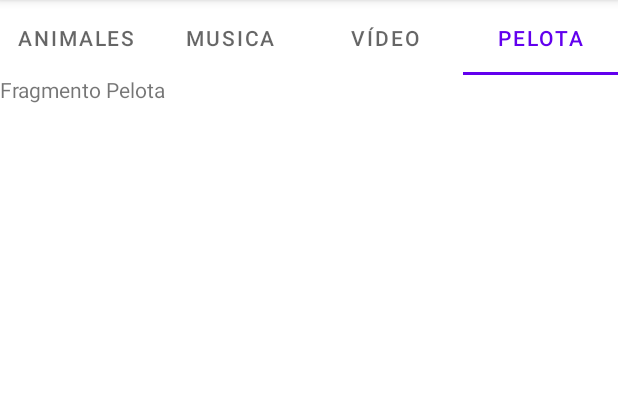
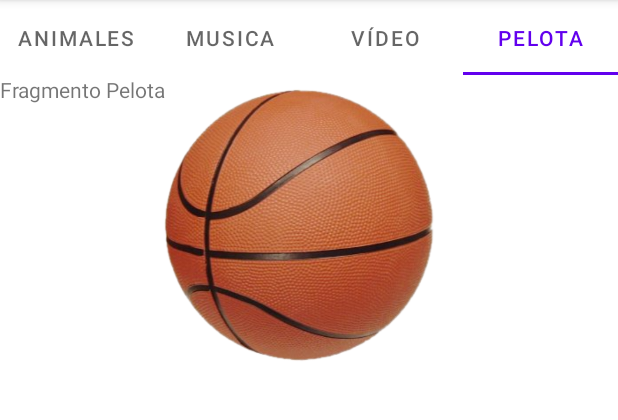
Before and after one commit to Valido-101/PMM_Practica4, an Android app: the screen it shows after launch (MainActivity), tab 4 chosen, on a phone screen of 412 x 824 dp, the part 84-504 px from its top. Run offline under Robolectric (Android 15) with nearby library versions, the phone set to English and light mode, and no system bars.

Commit message:
Animación realizada y funcional

```diff
--- a/app/src/main/java/com/example/practica_4/Fragmento_pelota.java
+++ b/app/src/main/java/com/example/practica_4/Fragmento_pelota.java
@@ -1,12 +1,19 @@
 package com.example.practica_4;
 
+import android.app.Activity;
+import android.content.Context;
 import android.os.Bundle;
 
+import androidx.annotation.NonNull;
+import androidx.annotation.Nullable;
 import androidx.fragment.app.Fragment;
 
 import android.view.LayoutInflater;
 import android.view.View;
 import android.view.ViewGroup;
+import android.view.animation.Animation;
+import android.view.animation.AnimationUtils;
+import android.widget.ImageView;
 import android.widget.TextView;
 
 /**
@@ -14,10 +21,14 @@ import android.widget.TextView;
  * Use the {@link Fragmento_pelota#newInstance} factory method to
  * create an instance of this fragment.
  */
-public class Fragmento_pelota extends Fragment {
+public class Fragmento_pelota extends Fragment implements View.OnClickListener {
 
     // TODO: Rename parameter arguments, choose names that match
     // the fragment initialization parameters, e.g. ARG_ITEM_NUMBER
+
+    ImageView imageView;
+    Animation bote;
+    //static Context context;
 
     // TODO: Rename and change types of parameters
 
@@ -34,7 +45,19 @@ public class Fragmento_pelota extends Fragment {
     // TODO: Rename and change types and number of parameters
     public static Fragmento_pelota newInstance() {
         Fragmento_pelota fragment = new Fragmento_pelota();
+        //context = pcontext;
         return fragment;
+    }
+
+    @Override
+    public void onViewCreated(@NonNull View view, @Nullable Bundle savedInstanceState) {
+        super.onViewCreated(view, savedInstanceState);
+
+        imageView = view.findViewById(R.id.pelota);
+
+        imageView.setOnClickListener(this::onClick);
+
+        bote = AnimationUtils.loadAnimation(getContext(), R.anim.botar);
     }
 
     @Override
@@ -48,4 +71,9 @@ public class Fragmento_pelota extends Fragment {
         View view = inflater.inflate(R.layout.fragment_fragmento_pelota, container, false);
         return view;
     }
+
+    @Override
+    public void onClick(View v) {
+        imageView.startAnimation(bote);
+    }
 }
--- /dev/null
+++ b/app/src/main/res/anim/botar.xml
@@ -0,0 +1,11 @@
+<?xml version="1.0" encoding="utf-8"?>
+<set xmlns:android="http://schemas.android.com/apk/res/android">
+    <translate
+        android:interpolator="@android:anim/accelerate_interpolator"
+
+    android:repeatCount="3"
+    android:repeatMode="reverse"
+    android:fromYDelta="0%p"
+    android:toYDelta="73%p"
+    android:duration="500"/>
+</set>
--- a/app/src/main/res/layout/fragment_fragmento_pelota.xml
+++ b/app/src/main/res/layout/fragment_fragmento_pelota.xml
@@ -11,4 +11,11 @@
         android:layout_height="match_parent"
         android:text="Fragmento Pelota"/>
 
+    <ImageView
+        android:id="@+id/pelota"
+        android:layout_width="200dp"
+        android:layout_height="200dp"
+        android:layout_marginLeft="100dp"
+        android:src="@drawable/basketball"/>
+
 </FrameLayout>
```
Also changed, not shown: app/src/main/res/drawable/basketball.png (added).
